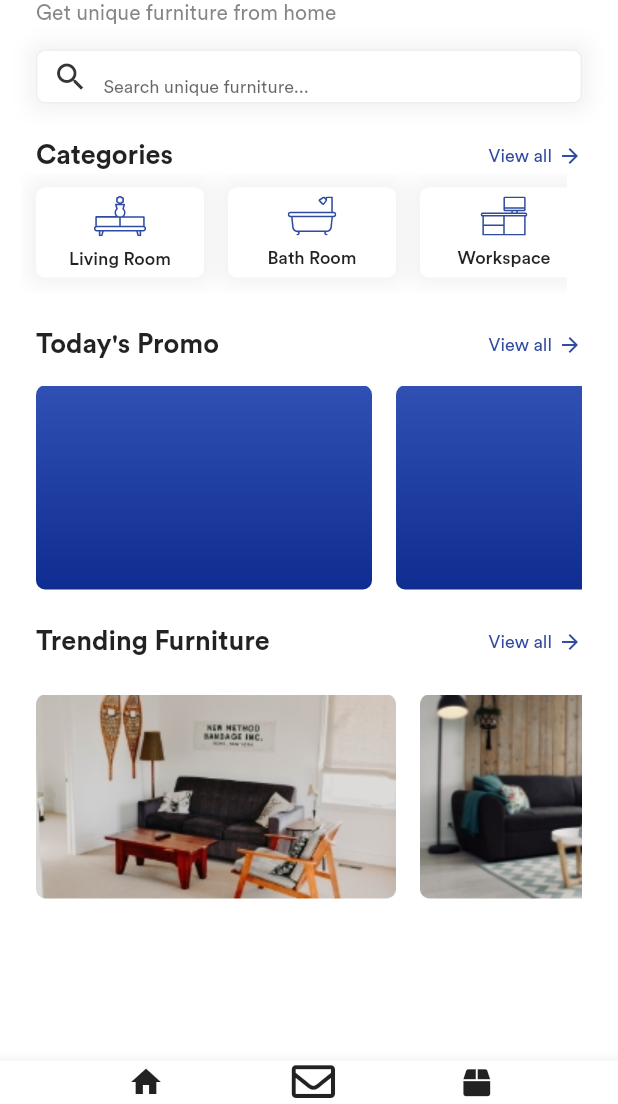
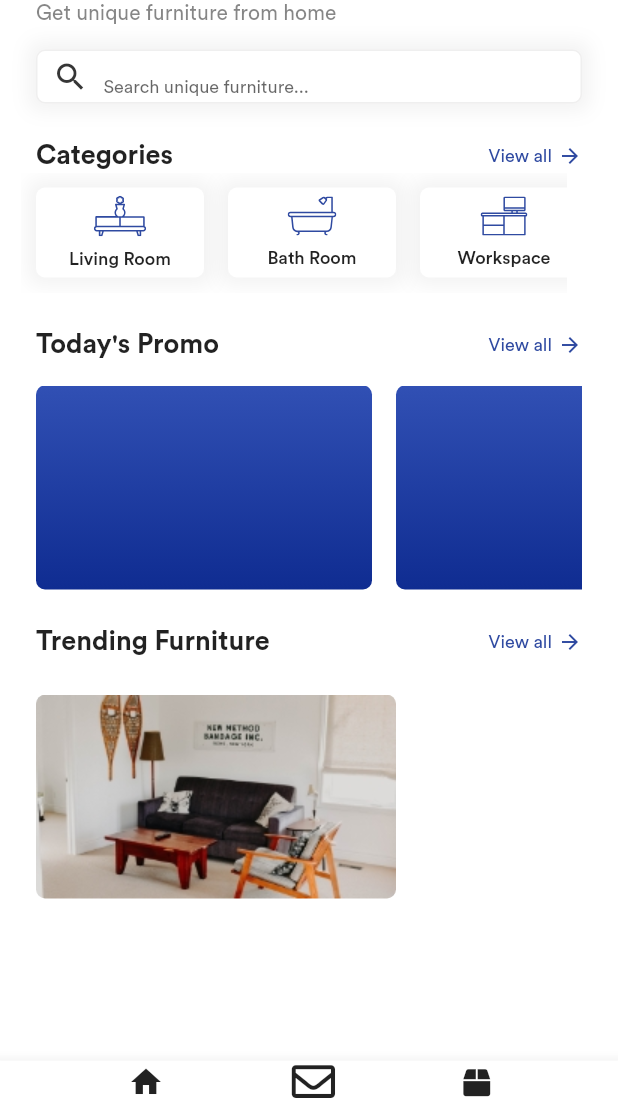
Before and after one commit to amenalseady11/flutter-shop, a Flutter app: the screen it shows after launch, on a phone screen of 412 x 824 dp, the part 132-1236 px from its top. Run offline on Flutter 3.47's test engine with Material 2 defaults, Android fonts, the phone set to English and light mode, and no system bars; our stand-ins replace flutter_svg, font_awesome_flutter; project files that could hold a hidden picture were left out.

Commit message:
fix tabs

```diff
--- a/lib/home.dart
+++ b/lib/home.dart
@@ -24,7 +24,7 @@ class _HomeState extends State<HomeWidget> {
         padding: EdgeInsets.only(top: 54, left: 24, right: 24),
         child: new Column(
           children: <Widget>[
-            new Header(),
+            Header(),
             Expanded(
               child: CustomScrollView(
                 scrollDirection: Axis.vertical,
@@ -33,17 +33,13 @@ class _HomeState extends State<HomeWidget> {
                   new SliverPadding(
                     padding: const EdgeInsets.symmetric(vertical: 0.0, horizontal: 0.0),
                     sliver: new SliverList(
-                      delegate: new SliverChildBuilderDelegate((context, index) =>
-                        new Column(
-                          children: <Widget>[
+                        delegate: new SliverChildBuilderDelegate((context, index) => new Column(children: <Widget>[
                           new Row(
                             mainAxisAlignment: MainAxisAlignment.spaceBetween,
                             crossAxisAlignment: CrossAxisAlignment.center,
                             children: <Widget>[
                                 new Text('Categories', style: TextStyle(fontSize: 18, fontWeight: FontWeight.w600)),
-
-                            new Row(
-                            children: <Widget>[
+                                new Row(children: <Widget>[
                                   new Text('View all', style: TextStyle(fontSize: 12, color: Palette.purple)),
                                   new SizedBox(width: 4),
                                   new Icon(Icons.arrow_forward, size: 16, color: Palette.purple)
@@ -53,7 +49,7 @@ class _HomeState extends State<HomeWidget> {
                           ),
                           Container(
                               height: 80.0,
-                            transform: Matrix4.translationValues(-10,0,0),
+                              transform: Matrix4.translationValues(-10, 0, 0),
                               child: CustomScrollView(
                                 scrollDirection: Axis.horizontal,
                                 shrinkWrap: false,
@@ -61,23 +57,29 @@ class _HomeState extends State<HomeWidget> {
                                   new SliverPadding(
                                     padding: const EdgeInsets.symmetric(vertical: 10.0, horizontal: 10.0),
                                     sliver: new SliverList(
-                            delegate: new SliverChildBuilderDelegate(
-                            (context, index) => new Row(
+                                        delegate: new SliverChildBuilderDelegate((context, index) =>
+                                          new Row(
                                             children: <Widget>[
                                               Category(
-                            image: new SvgPicture.asset('assets/img/categories/living-room.svg'),
+                                                image: new SvgPicture
+                                                        .asset(
+                                                    'assets/img/categories/living-room.svg'),
                                                 name: 'Living Room',
                                               ),
                                               Category(
-                            image: new SvgPicture.asset('assets/img/categories/bathroom.svg'),
+                                                image: new SvgPicture
+                                                        .asset(
+                                                    'assets/img/categories/bathroom.svg'),
                                                 name: 'Bath Room',
                                               ),
                                               Category(
-                            image: new SvgPicture.asset('assets/img/categories/workspace.svg'),
+                                                image: new SvgPicture
+                                                        .asset(
+                                                    'assets/img/categories/workspace.svg'),
                                                 name: 'Workspace',
                                                 marginRight: 0,
                                               )
-                            ],
+                                            ]
                                           ),
                                           childCount: 1,
                                       ),
@@ -86,24 +88,27 @@ class _HomeState extends State<HomeWidget> {
                                 ],
                               )
                             ),
+
                           new SizedBox(height: 24),
+                          /*
+                          * @title Today's promo
+                          */
                           new Row(
                             mainAxisAlignment: MainAxisAlignment.spaceBetween,
                             crossAxisAlignment: CrossAxisAlignment.center,
                             children: <Widget>[
                               new Text("Today's Promo", style: TextStyle(fontSize: 18, fontWeight: FontWeight.w600)),
-
-                            new Row(
-                            children: <Widget>[
+                              new Row(children: <Widget>[
                                 new Text('View all', style: TextStyle(fontSize: 12, color: Palette.purple)),
                                 new SizedBox(width: 4),
                                 new Icon(Icons.arrow_forward, size: 16, color: Palette.purple)
-                            ]
-                            )
+                              ])
                             ]
                           ),
                           SizedBox(height: 16),
-                            // Today's Promo
+                              /*
+                                * @title Today's promo
+                                */
                               Container(
                                   height: 136.0,
                                   child: CustomScrollView(
@@ -113,8 +118,7 @@ class _HomeState extends State<HomeWidget> {
                                       new SliverPadding(
                                         padding: const EdgeInsets.symmetric(vertical: 0.0, horizontal: 0.0),
                                         sliver: new SliverList(
-                            delegate: new SliverChildBuilderDelegate(
-                            (context, index) => new Row(
+                                          delegate: new SliverChildBuilderDelegate((context, index) => new Row(
                                             children: <Widget>[
                                               Container(
                                                 width: 224,
@@ -125,63 +129,15 @@ class _HomeState extends State<HomeWidget> {
                                                   gradient: LinearGradient(
                                                     begin: Alignment.topLeft,
                                                     end: Alignment.bottomLeft,
-                            colors: [
-                            const Color.fromRGBO(49, 80, 180, 1.0),
-                            const Color.fromRGBO(15, 44, 145, 1.0)
+                                                    colors: [const Color.fromRGBO(49,80,180,1.0),
+                                                      const Color.fromRGBO(15,44,145,1.0)
                                                     ]
                                                   )
                                                 ),
                                               ),
-                            Container(
-                            width: 224,
-                            height: 136,
-                            margin: EdgeInsets.only(right: 16),
-                            decoration: BoxDecoration(
-                            borderRadius: BorderRadius.circular(6.0),
-                            gradient: LinearGradient(
-                            begin: Alignment.topLeft,
-                            end: Alignment.bottomLeft,
-                            colors: [
-                            const Color.fromRGBO(49, 80, 180, 1.0),
-                            const Color.fromRGBO(15, 44, 145, 1.0)
-                            ]
-                            )
-                            ),
-                            ),
-                            Container(
-                            width: 224,
-                            height: 136,
-                            margin: EdgeInsets.only(right: 16),
-                            decoration: BoxDecoration(
-                            borderRadius: BorderRadius.circular(6.0),
-                            gradient: LinearGradient(
-                            begin: Alignment.topLeft,
-                            end: Alignment.bottomLeft,
-                            colors: [
-                            const Color.fromRGBO(49, 80, 180, 1.0),
-                            const Color.fromRGBO(15, 44, 145, 1.0)
-                            ]
-                            )
-                            ),
-                            ),
-                            Container(
-                            width: 224,
-                            height: 136,
-                            decoration: BoxDecoration(
-                            borderRadius: BorderRadius.circular(6.0),
-                            gradient: LinearGradient(
-                            begin: Alignment.topLeft,
-                            end: Alignment.bottomLeft,
-                            colors: [
-                            const Color.fromRGBO(49, 80, 180, 1.0),
-                            const Color.fromRGBO(15, 44, 145, 1.0)
-                            ]
-                            )
-                            ),
-                            )
                                             ],
                                           ),
-                            childCount: 1
+                                          childCount: 5
                                         ),
                                       ),
                                     ),
@@ -194,14 +150,12 @@ class _HomeState extends State<HomeWidget> {
                                 crossAxisAlignment: CrossAxisAlignment.center,
                                 children: <Widget>[
                                   new Text("Trending Furniture", style: TextStyle(fontSize: 18, fontWeight: FontWeight.w600)),
-
-                            new Row(
-                            children: <Widget>[
+                                  new Row(children: <Widget>[
                                     new Text('View all', style: TextStyle(fontSize: 12, color: Palette.purple)),
                                     new SizedBox(width: 4),
-                            new Icon(Icons.arrow_forward, size: 16, color: Palette.purple)
-                            ]
-                            )
+                                    new Icon(Icons.arrow_forward,
+                                        size: 16, color: Palette.purple)
+                                  ])
                                 ]
                               ),
                                 SizedBox(height: 24),
@@ -213,10 +167,9 @@ class _HomeState extends State<HomeWidget> {
                                     shrinkWrap: false,
                                     slivers: <Widget>[
                                       new SliverPadding(
-                                  padding: const EdgeInsets.symmetric(vertical: 0.0, horizontal: 0.0),
+                                        padding: EdgeInsets.symmetric(vertical: 0.0, horizontal: 0.0),
                                         sliver: new SliverList(
-                                    delegate: new SliverChildBuilderDelegate((context, index) =>
-                                    new Row(
+                                          delegate: new SliverChildBuilderDelegate((context, index) => new Row(
                                             children: <Widget>[
                                               Container(
                                                 width: 240,
@@ -230,42 +183,7 @@ class _HomeState extends State<HomeWidget> {
                                                   )
                                                 )
                                               ),
-                                        Container(
-                                          width: 240,
-                                          height: 136,
-                                          margin: EdgeInsets.only(right: 16),
-                                          decoration: BoxDecoration(
-                                            borderRadius: BorderRadius.circular(6.0),
-                                            image: DecorationImage(
-                                              image: AssetImage('assets/img/trending/2.jpg'),
-                                              fit: BoxFit.fill
-                                            )
-                                          ),
-                                        ),
-                                        Container(
-                                          width: 240,
-                                          height: 136,
-                                          margin: EdgeInsets.only(right: 16),
-                                          decoration: BoxDecoration(
-                                            borderRadius: BorderRadius.circular(6.0),
-                                            image: DecorationImage(
-                                              image: AssetImage('assets/img/trending/1.jpg'),
-                                              fit: BoxFit.fill
-                                            )
-                                          ),
-                                        ),
-                                        Container(
-                                          width: 240,
-                                          height: 136,
-                                          decoration: BoxDecoration(
-                                            borderRadius: BorderRadius.circular(6.0),
-                                            image: DecorationImage(
-                                              image: AssetImage('assets/img/trending/2.jpg'),
-                                              fit: BoxFit.fill
-                                            )
-                                          ),
-                                        )
-                                      ],
+                                            ]
                                           ),
                                           childCount: 1,
                                         ),
@@ -277,7 +195,7 @@ class _HomeState extends State<HomeWidget> {
                             ]
                           ),
                           childCount: 1
-                      ),
+                        )
                       )
                     )
                   ]
@@ -295,11 +213,9 @@ class _HomeState extends State<HomeWidget> {
             Container(
               child: Icon(Icons.home),
             ),
-
             Container(
               child: Icon(FontAwesomeIcons.envelope, size: Platform.isIOS ? 18 : 29),
             ),
-
             Container(
               child: Icon(FontAwesomeIcons.box, size: 18),
             ),
@@ -311,16 +227,12 @@ class _HomeState extends State<HomeWidget> {
 }
 
 class Category extends StatelessWidget {
-  Category({
-    Key key,
-    this.image,
-    this.name,
-    this.marginRight
-  }) : super(key: key);
+  Category({Key key, this.image, this.name, this.marginRight})
+      : super(key: key);
 
-  var image;
-  var name;
-  double marginRight;
+  final dynamic image;
+  final String name;
+  final double marginRight;
 
   @override
   Widget build(BuildContext context) {
@@ -333,11 +245,10 @@ class Category extends StatelessWidget {
         borderRadius: BorderRadius.circular(6.0),
         boxShadow: [
           BoxShadow(
-            color: Color.fromRGBO(0,0,0,0.05),
+              color: Color.fromRGBO(0, 0, 0, 0.05),
               blurRadius: 10.0, // has the effect of softening the shadow
               spreadRadius: 5.0, // has the effect of extending the shadow
-            offset: Offset(0, 0)
-          )
+              offset: Offset(0, 0))
         ],
       ),
       child: Column(
@@ -345,7 +256,10 @@ class Category extends StatelessWidget {
         children: <Widget>[
           image,
           new SizedBox(height: 8),
-          new Text(name, style: TextStyle(fontSize: 12, fontWeight: FontWeight.w500),)
+          new Text(
+            name,
+            style: TextStyle(fontSize: 12, fontWeight: FontWeight.w500),
+          )
         ],
       ),
     );
--- a/lib/main.dart
+++ b/lib/main.dart
@@ -1,5 +1,4 @@
 import 'package:flutter/material.dart';
-import 'styles/palette.dart';
 import 'home.dart';
 
 void main() => runApp(MainApp());
```
Also changed, not shown: lib/components/home/todays-promo.dart (added, +88 -0 lines). Lines whose indentation alone changed are shown as unchanged.
